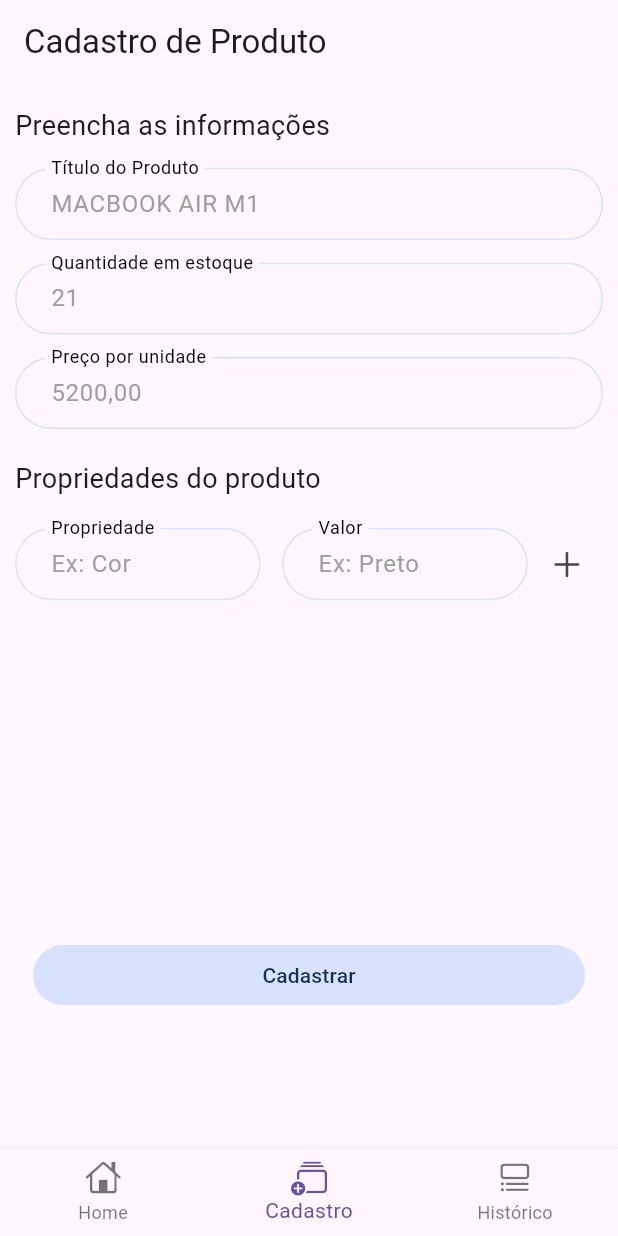
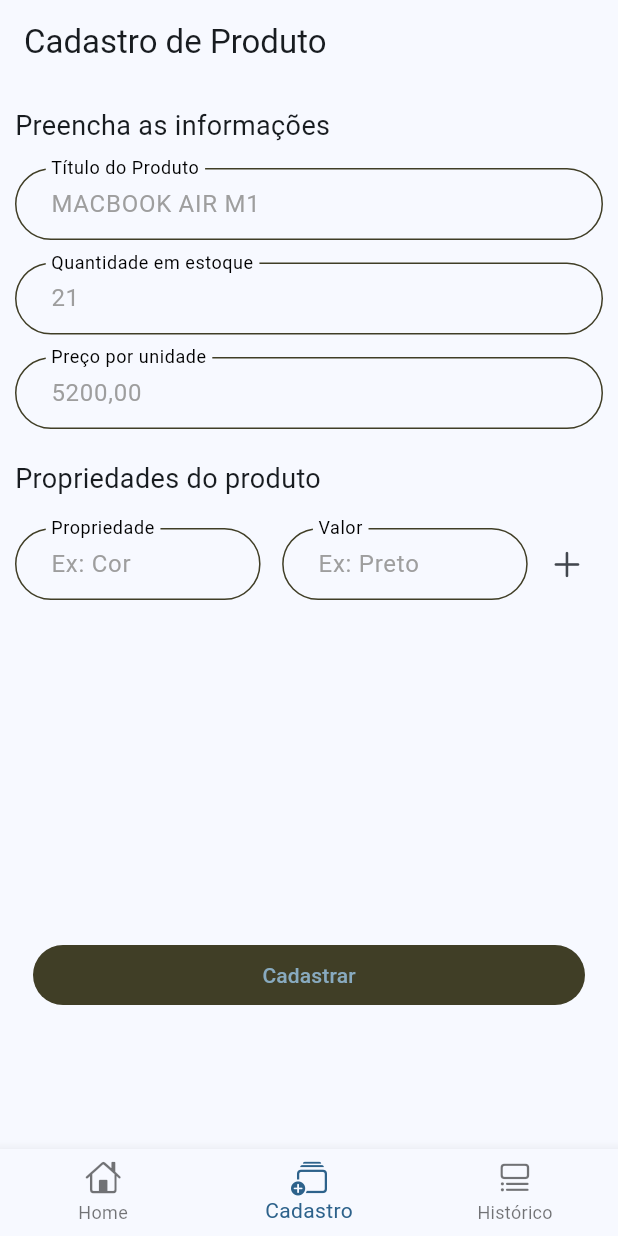
Before and after one commit to devcsuzarte/myCommerce_Flutter, a Flutter app: the screen it shows after launch, item 2 of the bottom bar chosen, on a phone screen of 412 x 824 dp. Run offline on Flutter 3.47's test engine with Material 3 defaults, Android fonts, the phone set to English and light mode, and no system bars; our stand-ins replace cloud_firestore, firebase_auth, firebase_core; accounts and stored records are empty.

Commit message:
Fix detail list

```diff
--- a/lib/constants.dart
+++ b/lib/constants.dart
@@ -1,8 +1,8 @@
 import 'package:flutter/cupertino.dart';
 import 'package:flutter/material.dart';
 
-const kPrimaryColor = Color(0xFFD8E2FF);
-const kSecondaryColor = Color(0xFF172E54);
+const kPrimaryColor = Color(0xFF403E26);
+const kSecondaryColor = Color(0xFF88AABF);
 // #0C183E
 // #4CD0FE
 
--- a/lib/main.dart
+++ b/lib/main.dart
@@ -33,6 +33,10 @@ class MyApp extends StatelessWidget {
         supportedLocales: [
           Locale('pt', 'BR'), // English
         ],
+        theme: ThemeData(
+          colorScheme: ColorScheme.fromSeed(seedColor: Color(0xFF426A8C)),
+          useMaterial3: true,
+        ),
         title: 'Flutter Demo',
         home: const HomeScreen(),
        // home: isAuth? const HomeScreen() : LoginScreen(),
--- a/lib/screens/add_item_screen/add_item_screen.dart
+++ b/lib/screens/add_item_screen/add_item_screen.dart
@@ -5,7 +5,7 @@ import 'package:mycommerce/controller/commerce_data.dart';
 import 'package:mycommerce/models/detail_model.dart';
 import 'package:mycommerce/models/item_model.dart';
 import 'package:mycommerce/widgets/add_item_widgets/add_detail.dart';
-import 'package:mycommerce/widgets/detail_list/detailList.dart';
+import 'package:mycommerce/widgets/add_item_widgets/detailList.dart';
 import 'package:mycommerce/widgets/navigation_bar/appbar_cupertino.dart';
 import 'package:cloud_firestore/cloud_firestore.dart';
 import 'package:provider/provider.dart';
@@ -133,7 +133,10 @@ class _AddItemScreenState extends State<AddItemScreen> {
                         AddDetail(),
                         SizedBox(
                           height: MediaQuery.of(context).size.height * 0.25,
-                          child: Detaillist(),
+                          child: Padding(
+                            padding: const EdgeInsets.symmetric(vertical: 8.0),
+                            child: DetailList(),
+                          ),
                         ),
                       ],
                     ),
--- a/lib/widgets/detail_list/detailList.dart
+++ b/lib/widgets/add_item_widgets/detailList.dart
@@ -4,8 +4,8 @@ import 'package:mycommerce/controller/commerce_data.dart';
 import 'package:provider/provider.dart';
 import 'package:mycommerce/constants.dart';
 
-class Detaillist extends StatelessWidget {
-  const Detaillist({super.key});
+class DetailList extends StatelessWidget {
+  const DetailList({super.key});
 
   @override
   Widget build(BuildContext context) {
@@ -22,7 +22,7 @@ class Detaillist extends StatelessWidget {
                       children: [
                         Padding(
                           padding: const EdgeInsets.only(right: 10.0),
-                          child: Icon(CupertinoIcons.arrow_down_right_square_fill),
+                          child: Icon(Icons.info_outline),
                         ),
                         Text('${detail.property} : ${detail.description}'),
                       ],
```
